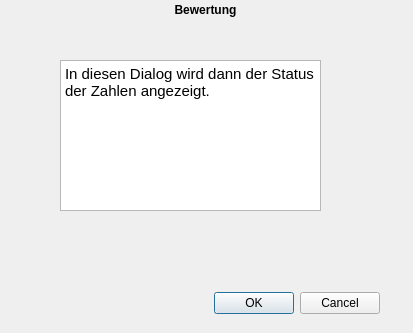
Old version of the form lotto/lotto_dialog.ui in the repository MarkusHackspacher/pyLottoverwaltung.
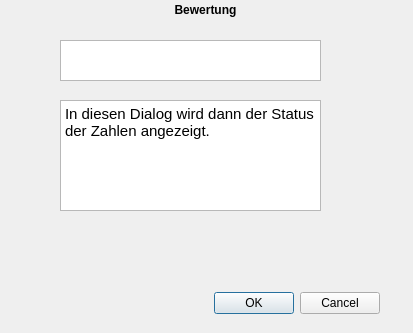
New version of the form.

What changed in the file:
```diff
--- a/lotto/lotto_dialog.ui
+++ b/lotto/lotto_dialog.ui
@@ -52,9 +52,9 @@
    <property name="geometry">
     <rect>
      <x>60</x>
-     <y>60</y>
+     <y>100</y>
      <width>261</width>
-     <height>151</height>
+     <height>111</height>
     </rect>
    </property>
    <property name="html">
@@ -65,6 +65,16 @@
 &lt;p style=&quot; margin-top:0px; margin-bottom:0px; margin-left:0px; margin-right:0px; -qt-block-indent:0; text-indent:0px;&quot;&gt;In diesen Dialog wird dann der Status der Zahlen angezeigt.&lt;/p&gt;&lt;/body&gt;&lt;/html&gt;</string>
    </property>
   </widget>
+  <widget class="QPlainTextEdit" name="plainTextEdit">
+   <property name="geometry">
+    <rect>
+     <x>60</x>
+     <y>40</y>
+     <width>261</width>
+     <height>41</height>
+    </rect>
+   </property>
+  </widget>
  </widget>
  <resources/>
  <connections/>
```
